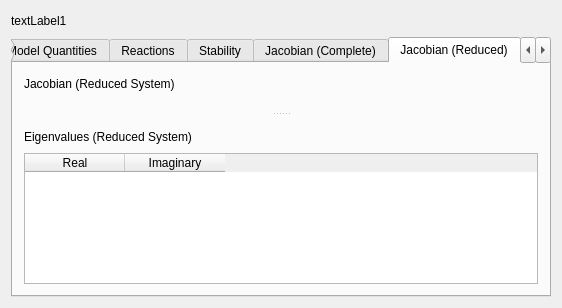
The window that copasi/UI/StateSubwidget.ui (copasi/COPASI) describes before a commit, drawn with Qt 5.
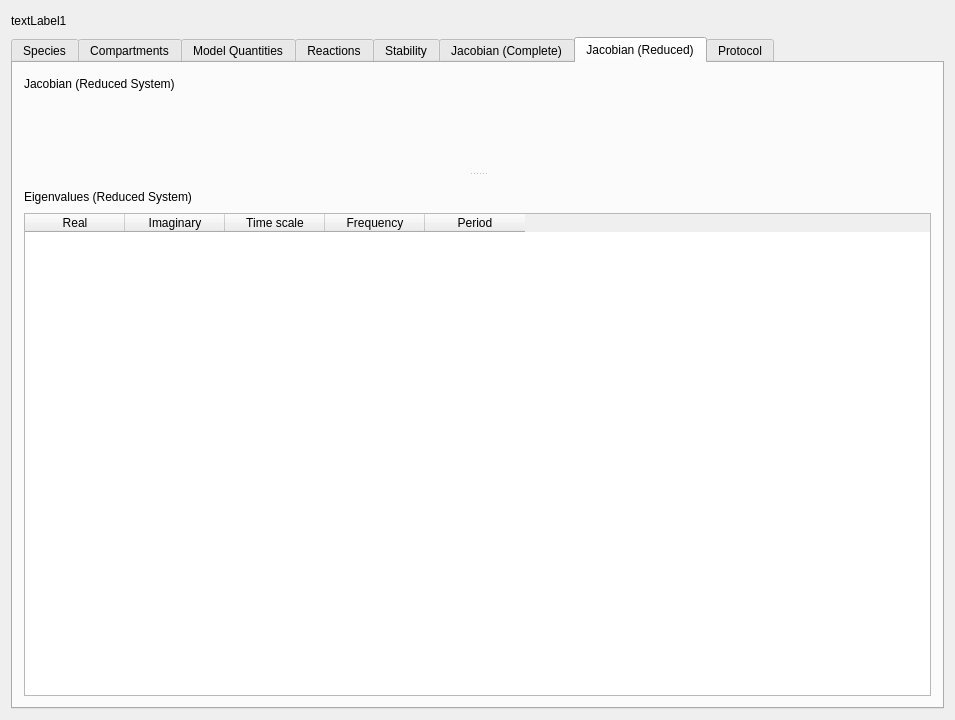
The same window after the commit. The open tabs and pages were chosen to show the change. Custom widgets are drawn as their Qt base class.

Commit message: small update to SS result widget

Diff of the .ui file:
```diff
--- a/copasi/UI/StateSubwidget.ui
+++ b/copasi/UI/StateSubwidget.ui
@@ -26,8 +26,8 @@
    <rect>
     <x>0</x>
     <y>0</y>
-    <width>562</width>
-    <height>308</height>
+    <width>955</width>
+    <height>720</height>
    </rect>
   </property>
   <property name="sizePolicy">
@@ -530,6 +530,21 @@
                <string>Imaginary</string>
               </property>
              </column>
+             <column>
+              <property name="text">
+               <string>Time scale</string>
+              </property>
+             </column>
+             <column>
+              <property name="text">
+               <string>Frequency</string>
+              </property>
+             </column>
+             <column>
+              <property name="text">
+               <string>Period</string>
+              </property>
+             </column>
             </widget>
            </item>
            <item row="0" column="1">
```
Left out of the diff: 124 changed lines with no effect on the pictures. The commit also changes 2 other files.
